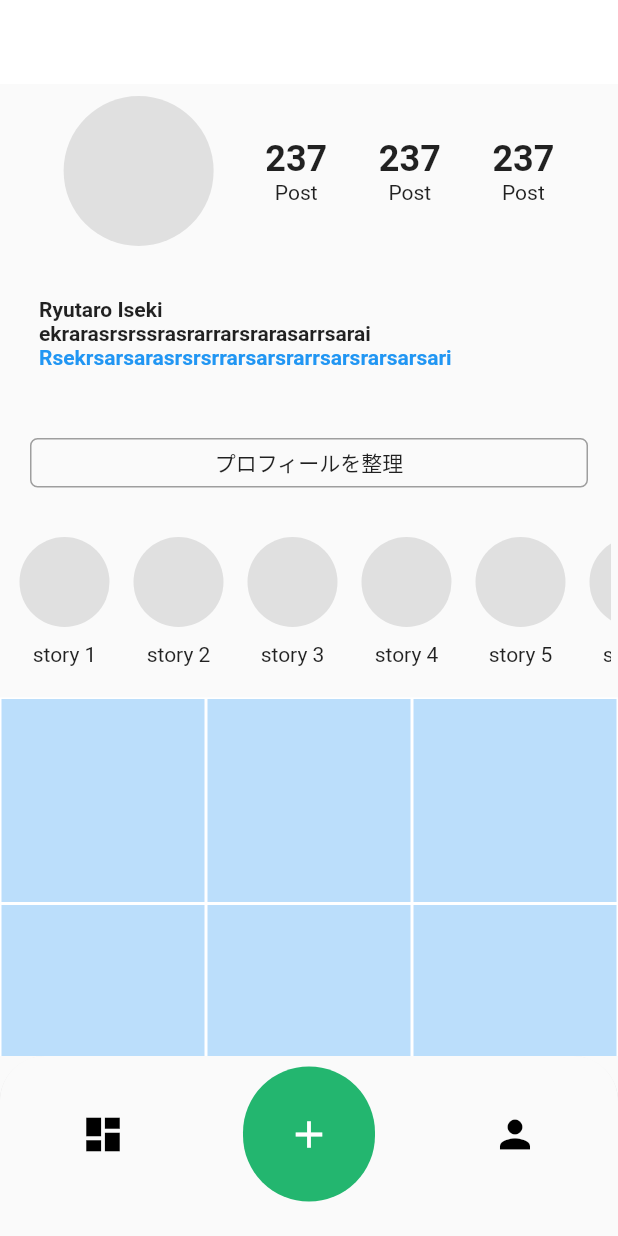
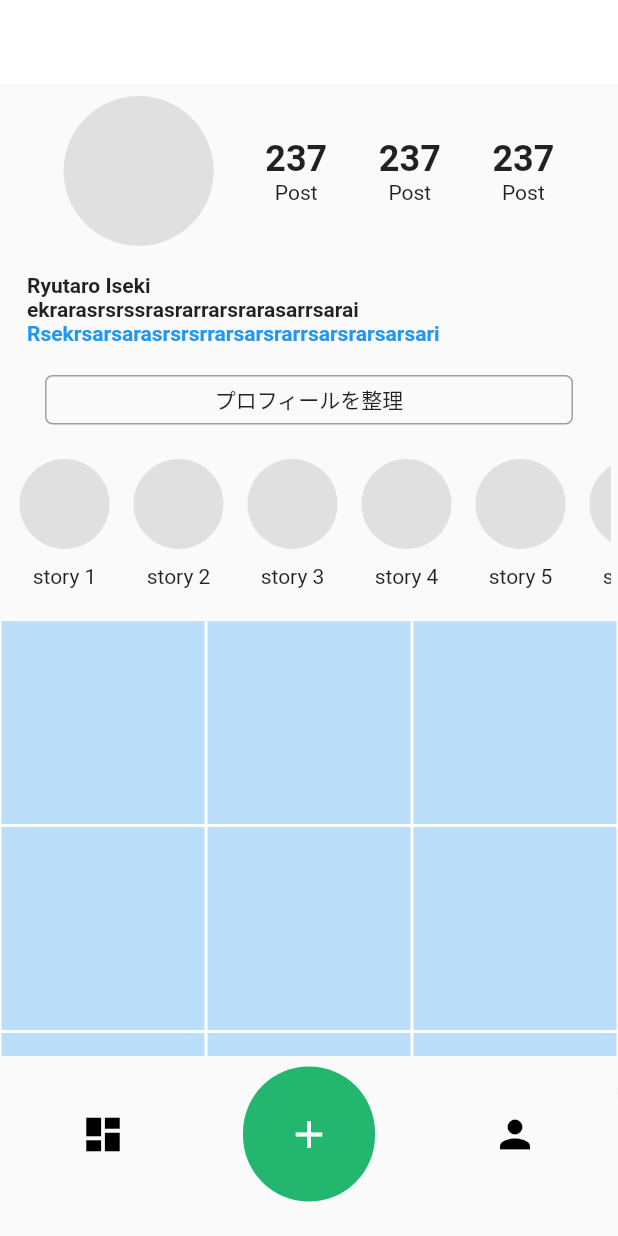
Before and after one commit to iseruuuuu/book_instagram_app, a Flutter app: the screen it shows after launch, item 3 of the bottom bar chosen, on a phone screen of 412 x 824 dp. Run offline on Flutter 3.47's test engine with Material 2 defaults, Android fonts, the phone set to English and light mode, and no system bars; our stand-ins replace image_picker.

Commit message:
fix: 余白の調整

```diff
--- a/lib/component/profile_button.dart
+++ b/lib/component/profile_button.dart
@@ -8,7 +8,7 @@ class ProfileButton extends StatelessWidget {
   @override
   Widget build(BuildContext context) {
     return Padding(
-      padding: const EdgeInsets.all(20),
+      padding: const EdgeInsets.symmetric(horizontal: 30, vertical: 10),
       child: Container(
         padding: const EdgeInsets.all(5),
         child: const Center(
--- a/lib/screen/home/children/home_name.dart
+++ b/lib/screen/home/children/home_name.dart
@@ -8,12 +8,10 @@ class HomeName extends StatelessWidget {
   @override
   Widget build(BuildContext context) {
     return Padding(
-      padding: const EdgeInsets.all(18.0),
+      padding: const EdgeInsets.symmetric(horizontal: 18, vertical: 10),
       child: Row(
         children: [
-          Padding(
-            padding: const EdgeInsets.all(8.0),
-            child: Column(
+          Column(
             crossAxisAlignment: CrossAxisAlignment.start,
             children: const [
               Text(
@@ -30,13 +28,10 @@ class HomeName extends StatelessWidget {
               ),
               Text(
                 'Rsekrsarsarasrsrsrrarsarsrarrsarsrarsarsari',
-                  style: TextStyle(
-                      fontWeight: FontWeight.bold,
-                      color: Colors.blue
-                  ),
+                style:
+                    TextStyle(fontWeight: FontWeight.bold, color: Colors.blue),
               ),
             ],
-            ),
           ),
         ],
       ),
```
Lines whose indentation alone changed are shown as unchanged.
